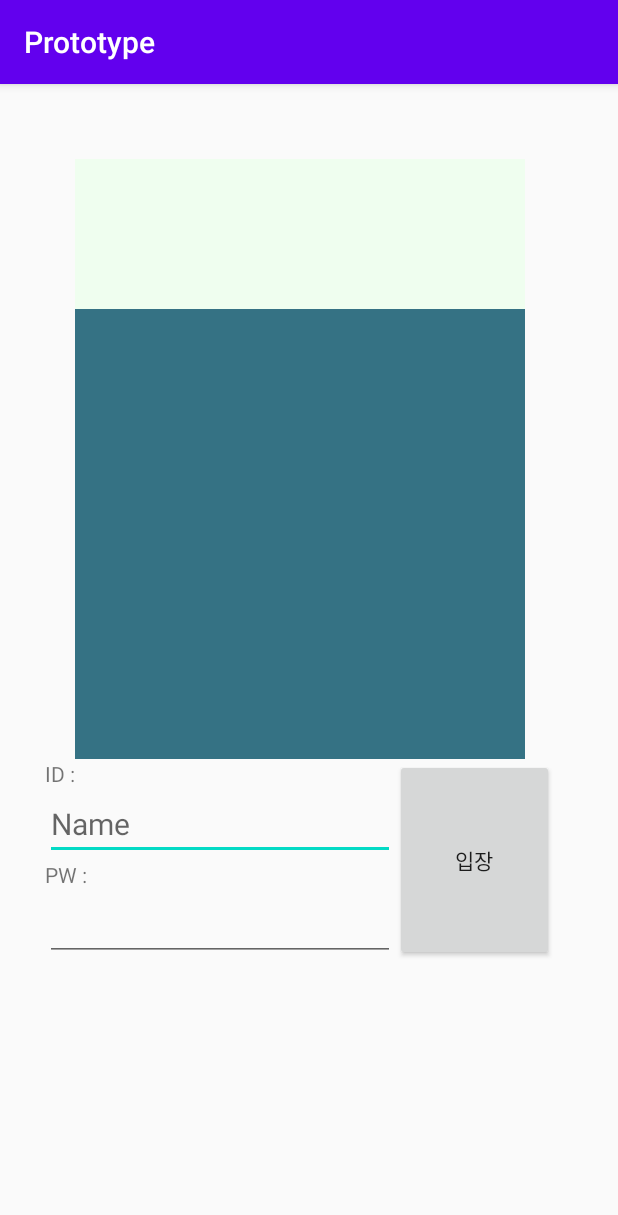
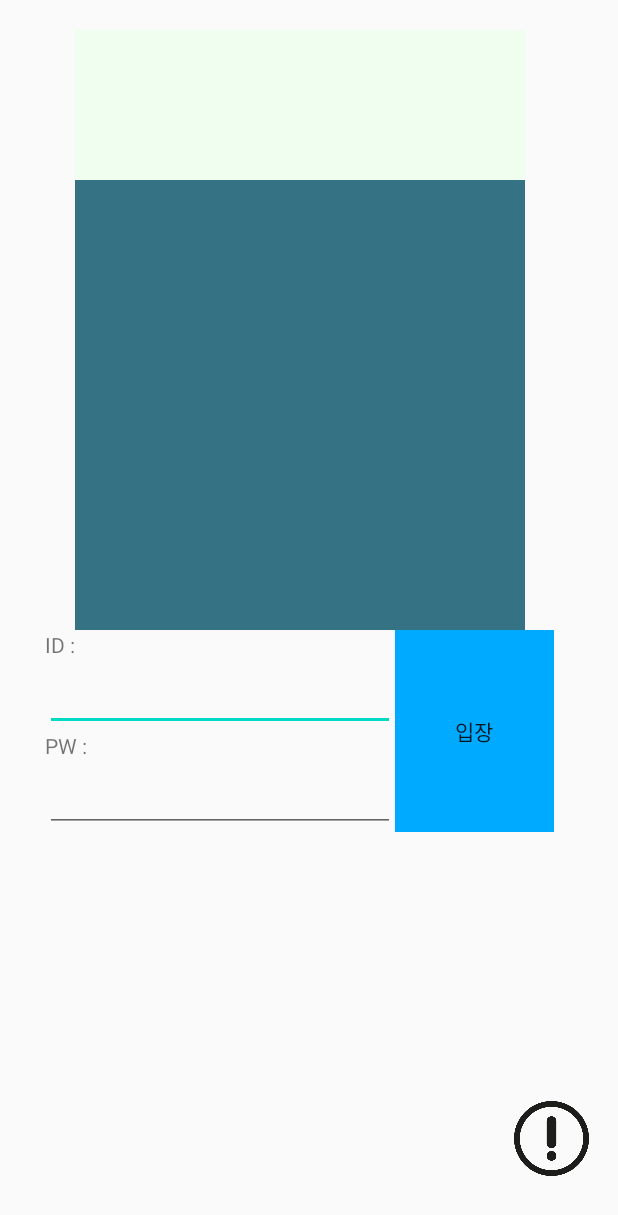
Before and after one commit to ParkHyunsu1110/Capstone-Design, an Android app: the screen it shows after launch (MainActivity), on a phone screen of 412 x 824 dp. Shown: the top 1215 px of the screen. Run offline under Robolectric (Android 15) with nearby library versions, the phone set to English and light mode, and no system bars.

Commit message:
prototype phase 1

```diff
--- a/workspace/prototype/app/src/main/java/com/capstonedesign/prototype/MainActivity.java
+++ b/workspace/prototype/app/src/main/java/com/capstonedesign/prototype/MainActivity.java
@@ -1,18 +1,50 @@
 package com.capstonedesign.prototype;
 
-import android.support.v7.app.AppCompatActivity;
+import android.app.Activity;
+import android.app.Dialog;
+import android.content.Intent;
 import android.os.Bundle;
-import android.view.WindowManager;
+import android.view.View;
+import android.widget.Button;
 
-public class MainActivity extends AppCompatActivity {
+public class MainActivity extends Activity {
+    //선언
+    Button entranceBtn, infoBtn;
 
     @Override
     protected void onCreate(Bundle savedInstanceState) {
         super.onCreate(savedInstanceState);
-        getWindow().setFlags(WindowManager.LayoutParams.FLAG_FULLSCREEN,
-                WindowManager.LayoutParams.FLAG_FULLSCREEN);
+        setContentView(R.layout.activity_main);
 
-        setContentView(R.layout.activity_main);
+        //할당
+        entranceBtn = findViewById(R.id.entranceBtn);
+        infoBtn = findViewById(R.id.infoBtn);
+
+        entranceBtn.setOnClickListener(new View.OnClickListener() {
+            @Override
+            public void onClick(View view) {
+                Intent intent = new Intent();
+            }
+        });
+
+        infoBtn.setOnClickListener(new View.OnClickListener() {
+            @Override
+            public void onClick(View view) {
+                Dialog dialog = new Dialog(MainActivity.this);
+                dialog.setContentView(R.layout.info);
+                dialog.setTitle("Programmers Info");
+
+                Button okBtn = dialog.findViewById(R.id.okBtn);
+
+                okBtn.setOnClickListener(new View.OnClickListener() {
+                    @Override
+                    public void onClick(View view) {
+                        dialog.dismiss();
+                    }
+                });
+                dialog.show();
+            }
+        });
 
     }
 }
--- a/workspace/prototype/app/src/main/res/layout/activity_main.xml
+++ b/workspace/prototype/app/src/main/res/layout/activity_main.xml
@@ -16,7 +16,7 @@
             android:layout_width="300dp"
             android:layout_height="100dp"
             android:layout_alignParentTop="true"
-            android:layout_marginTop="50dp"
+            android:layout_marginTop="20dp"
             android:layout_marginLeft="50dp"
             android:background="#effeef"
             />
@@ -35,7 +35,7 @@
         android:layout_width="wrap_content"
         android:layout_height="wrap_content"
         android:orientation="horizontal"
-        android:layout_marginTop="450dp"
+        android:layout_marginTop="420dp"
         android:layout_marginLeft="30dp">
 
         <LinearLayout
@@ -49,11 +49,10 @@
                 android:text="ID : " />
 
             <EditText
-                android:id="@+id/editTextTextPersonName2"
+                android:id="@+id/editId"
                 android:layout_width="wrap_content"
                 android:layout_height="wrap_content"
                 android:ems="10"
-                android:hint="Name"
                 android:inputType="textPersonName"
                 android:textSize="20dp" />
 
@@ -63,7 +62,7 @@
                 android:text="PW : " />
 
             <EditText
-                android:id="@+id/editTextTextPassword"
+                android:id="@+id/editPw"
                 android:layout_width="wrap_content"
                 android:layout_height="wrap_content"
                 android:ems="10"
@@ -74,13 +73,25 @@
             android:layout_width="wrap_content"
             android:layout_height="match_parent"
             android:orientation="vertical">
+            <Button
+                android:id="@+id/entranceBtn"
+                android:layout_width="106dp"
+                android:layout_height="match_parent"
+                android:background="#00aaff"
+                android:text="입장" />
+        </LinearLayout>
+    </LinearLayout>
 
-        </LinearLayout>
-
-        <Button
-            android:layout_width="106dp"
-            android:layout_height="match_parent"
-            android:text="입장" />
-
-    </LinearLayout>
+    <Button
+        android:id="@+id/infoBtn"
+        android:background="@drawable/infobtn"
+        android:layout_width="50dp"
+        android:layout_height="50dp"
+        android:layout_alignParentEnd="true"
+        android:layout_alignParentRight="true"
+        android:layout_alignParentBottom="true"
+        android:layout_marginEnd="19dp"
+        android:layout_marginRight="19dp"
+        android:layout_marginBottom="40dp"
+        />
 </RelativeLayout>
--- a/workspace/prototype/app/src/main/res/values/themes.xml
+++ b/workspace/prototype/app/src/main/res/values/themes.xml
@@ -6,5 +6,7 @@
         <item name="colorPrimaryDark">@color/purple_700</item>
         <item name="colorAccent">@color/teal_200</item>
         <!-- Customize your theme here. -->
+        <item name="windowActionBar">false</item>
+        <item name="windowNoTitle">true</item>
     </style>
 </resources>
```
Also changed, not shown: workspace/prototype/app/src/main/res/layout/info.xml (added, +22 -0 lines), workspace/prototype/app/src/main/res/values/Style.xml (deleted, +0 -9 lines), workspace/prototype/app/src/main/res/drawable/infobtn.png (added), workspace/prototype/app/src/main/res/drawable/intro.jpg (added).
